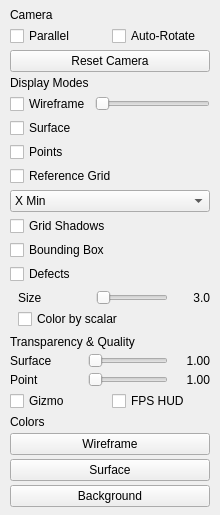
Before: the Qt Designer form src/ui/view_display_page.ui in thermeng/SciRender, drawn with Qt 5.
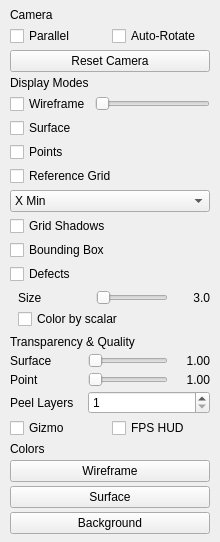
After: the same form once the commit is applied.

Commit message: fix: upgrade depth peeling to iterative N-layer for higher transparency quality

```diff
--- a/src/ui/view_display_page.ui
+++ b/src/ui/view_display_page.ui
@@ -290,6 +290,30 @@
      </layout>
     </widget>
    </item>
+    <item>
+     <widget class="QWidget" name="peelLayersRow">
+      <layout class="QHBoxLayout" name="peelLayersLayout">
+       <property name="spacing"><number>6</number></property>
+       <property name="leftMargin"><number>0</number></property>
+       <property name="topMargin"><number>0</number></property>
+       <property name="rightMargin"><number>0</number></property>
+       <property name="bottomMargin"><number>0</number></property>
+       <item>
+        <widget class="QLabel" name="peelLayersLabel">
+         <property name="text"><string>Peel Layers</string></property>
+         <property name="minimumSize"><size><width>72</width><height>0</height></size></property>
+         <property name="maximumSize"><size><width>72</width><height>16777215</height></size></property><property name="alignment"><set>Qt::AlignLeft|Qt::AlignVCenter</set></property>
+        </widget>
+       </item>
+       <item>
+        <widget class="QSpinBox" name="peelLayersSpin">
+         <property name="minimum"><number>1</number></property>
+         <property name="maximum"><number>8</number></property>
+        </widget>
+       </item>
+      </layout>
+     </widget>
+    </item>
    <item>
     <layout class="QHBoxLayout" name="subRowLayout">
      <item>
```
Lines whose indentation alone changed are shown as unchanged. The commit also changes 9 other files.
